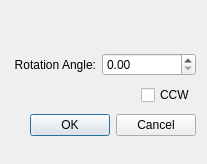
Old version of the form rotationdlg.ui in the repository githubdoe/DFTFringe.
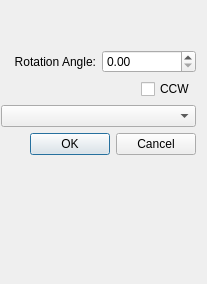
New version of the form.

The edit to the form file:
```diff
--- a/rotationdlg.ui
+++ b/rotationdlg.ui
@@ -7,19 +7,19 @@
     <x>0</x>
     <y>0</y>
     <width>207</width>
-    <height>164</height>
+    <height>284</height>
    </rect>
   </property>
   <property name="windowTitle">
    <string>Rotate Wave Front</string>
   </property>
-  <widget class="QWidget" name="">
+  <widget class="QWidget" name="layoutWidget">
    <property name="geometry">
     <rect>
      <x>1</x>
      <y>50</y>
      <width>195</width>
-     <height>90</height>
+     <height>107</height>
     </rect>
    </property>
    <layout class="QVBoxLayout" name="verticalLayout">
@@ -68,6 +68,9 @@
       </item>
      </layout>
     </item>
+    <item>
+     <widget class="QComboBox" name="interp"/>
+    </item>
     <item>
      <widget class="QDialogButtonBox" name="buttonBox">
       <property name="orientation">
```
